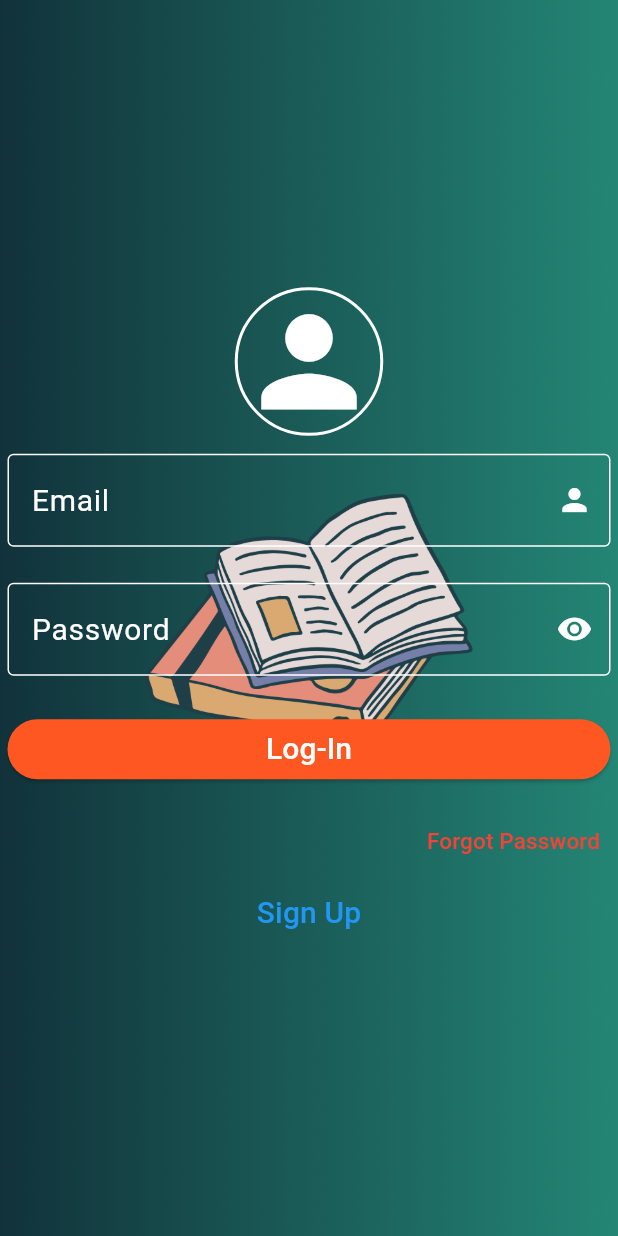
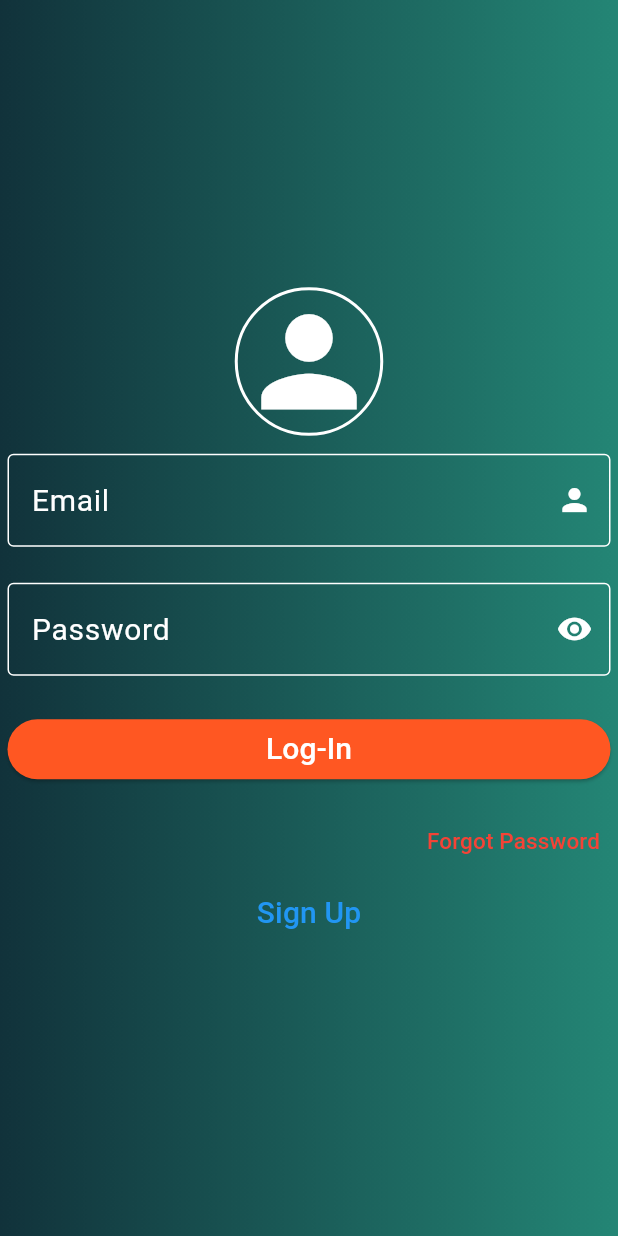
Before and after one commit to Chiragp210/onlineBookStore, a Flutter app: the screen it shows after launch, on a phone screen of 412 x 824 dp. Run offline on Flutter 3.47's test engine with Material 3 defaults, Android fonts, the light colour scheme and no system bars; our stand-ins replace badges, cloud_firestore, curved_navigation_bar, firebase_auth, firebase_core, firebase_storage and 4 more; missing offline and left inert: casa_vertical_stepper, data_filters, upi_india, vertical_page_stepper; accounts and stored records are empty.

Commit message:
Add files via upload

```diff
--- a/lib/ForgotPassword.dart
+++ b/lib/ForgotPassword.dart
@@ -24,7 +24,7 @@ class _ForgotPasswordPageState extends State<ForgotPasswordPage> {
               height: double.infinity,
               decoration: const BoxDecoration(
                   image: DecorationImage(
-                        image: AssetImage("assets/Images/img.png"),
+                      image: AssetImage("assets/Images/img2.png"),
                       fit: BoxFit.cover)),
               child: Column(
                   mainAxisAlignment: MainAxisAlignment.center,
@@ -72,7 +72,7 @@ class _ForgotPasswordPageState extends State<ForgotPasswordPage> {
                         );
                       } on FirebaseAuthException catch (error) {
                         Fluttertoast.showToast(
-                              msg: error.code,
+                            msg: "Enter the Email for reset Password",
                             toastLength: Toast.LENGTH_SHORT,
                             gravity: ToastGravity.CENTER,
                             timeInSecForIosWeb: 1,
--- a/lib/Login.dart
+++ b/lib/Login.dart
@@ -5,45 +5,74 @@ import 'package:onlinebookstore/AdminPages/AdminHome.dart';
 import 'package:onlinebookstore/ForgotPassword.dart';
 import 'package:onlinebookstore/Registration.dart';
 import 'package:onlinebookstore/UserPages/UserHome.dart';
+import 'package:shared_preferences/shared_preferences.dart';
 
-class LoginPage extends StatefulWidget{
+class LoginPage extends StatefulWidget {
   @override
   State<StatefulWidget> createState() => _LoginPageState();
-
 }
 
-class _LoginPageState extends State<LoginPage>{
+class _LoginPageState extends State<LoginPage> {
   bool _isObscure = true;
   String _password = '';
   final _formKey = GlobalKey<FormState>();
   TextEditingController tec1 = TextEditingController();
   TextEditingController tec2 = TextEditingController();
+  bool _isLoading = false;
+
   @override
   Widget build(BuildContext context) {
-    var user = FirebaseAuth.instance.currentUser;
-    TextFormField tf1 = TextFormField(controller:tec1,
+    return Scaffold(
+      body: FutureBuilder<User?>(
+        future: FirebaseAuth.instance.authStateChanges().first,
+        builder: (BuildContext context, AsyncSnapshot<User?> snapshot) {
+          if (snapshot.connectionState == ConnectionState.waiting) {
+            return Center(child: CircularProgressIndicator());
+          } else {
+            if (snapshot.hasData && snapshot.data != null) {
+              // User or admin is already logged in
+              User? user = snapshot.data;
+              // Check if admin is logged in
+              bool isAdmin = user?.email == "admin123@gmail.com";
+              // Navigate to respective home page
+              return isAdmin ? AdminHomePage() : UserHomePage();
+            } else {
+              // User or admin is not logged in, show login page
+              return _buildLoginPage();
+            }
+          }
+        },
+      ),
+    );
+  }
+
+  Widget _buildLoginPage() {
+    TextFormField tf1 = TextFormField(
+      controller: tec1,
       autofocus: false,
       cursorColor: Colors.white,
-      style: const TextStyle(fontSize: 20.0,color: Colors.white),
+      style: const TextStyle(fontSize: 20.0, color: Colors.white),
       decoration: const InputDecoration(
-        suffixIcon: Icon(Icons.person,color: Colors.white),
+        suffixIcon: Icon(Icons.person, color: Colors.white),
         labelText: "Email",
-        labelStyle: TextStyle(fontSize: 20.0,color: Colors.white),
+        labelStyle: TextStyle(fontSize: 20.0, color: Colors.white),
         enabledBorder: OutlineInputBorder(borderSide: BorderSide(color: Colors.white)),
       ),
     );
-    TextFormField tf2 = TextFormField(controller:tec2,
+    TextFormField tf2 = TextFormField(
+      controller: tec2,
       autofocus: false,
       onChanged: (value) {
         _password = value;
       },
       obscureText: _isObscure,
       cursorColor: Colors.white,
-      style: const TextStyle(fontSize: 20.0,color: Colors.white),
+      style: const TextStyle(fontSize: 20.0, color: Colors.white),
       decoration: InputDecoration(
         suffixIcon: IconButton(
           icon: Icon(
-              _isObscure ? Icons.visibility : Icons.visibility_off,color: Colors.white
+            _isObscure ? Icons.visibility : Icons.visibility_off,
+            color: Colors.white,
           ),
           onPressed: () {
             setState(() {
@@ -55,18 +84,18 @@ class _LoginPageState extends State<LoginPage>{
           },
         ),
         labelText: "Password",
-        labelStyle: TextStyle(fontSize: 20.0,color: Colors.white),
-
+        labelStyle: TextStyle(fontSize: 20.0, color: Colors.white),
         enabledBorder: OutlineInputBorder(borderSide: BorderSide(color: Colors.white)),
-
       ),
     );
     return Scaffold(
-      body: Container(
+      body: _isLoading
+          ? Center(child: CircularProgressIndicator())
+          : Container(
         width: double.infinity,
         height: double.infinity,
         decoration: const BoxDecoration(
-          image: DecorationImage(image: AssetImage("assets/Images/img.png"),fit: BoxFit.cover)
+          image: DecorationImage(image: AssetImage("assets/Images/img2.png"), fit: BoxFit.cover),
         ),
         child: Form(
           key: _formKey,
@@ -75,41 +104,40 @@ class _LoginPageState extends State<LoginPage>{
             children: <Widget>[
               Container(
                 decoration: BoxDecoration(
-                    border: Border.all(color: Colors.white,width: 2),shape:BoxShape.circle),
-                child: const Icon(Icons.person,color: Colors.white,size: 95),
+                  border: Border.all(color: Colors.white, width: 2),
+                  shape: BoxShape.circle,
+                ),
+                child: const Icon(Icons.person, color: Colors.white, size: 95),
               ),
               Container(
                 margin: const EdgeInsets.symmetric(vertical: 7.0),
                 padding: const EdgeInsets.all(5),
-                  child: tf1
+                child: tf1,
               ),
               Container(
                 margin: const EdgeInsets.symmetric(vertical: 7.0),
                 padding: const EdgeInsets.all(5),
-                  child: tf2
+                child: tf2,
               ),
+
               Container(
                 margin: const EdgeInsets.symmetric(vertical: 8.0),
                 padding: const EdgeInsets.all(5),
-                  child: ElevatedButton(onPressed: () async {
-                    if(tec1.text == "admin123@gmail.com" && tec2.text == "Admin@123")
-                      {
-                        Navigator.push(context, MaterialPageRoute(builder: (context)=> AdminHomePage()));
-                      }
-                    else if(tec1.text == "manager123@gmail.com" && tec2.text == "Manager@123")
-                    {
-                      Navigator.push(context, MaterialPageRoute(builder: (context)=> AdminHomePage()));
-                    }
-                    else {
+                child: ElevatedButton(
+                  onPressed: () async {
+                    setState(() {
+                      _isLoading = true;
+                    });
+
+                    if (tec1.text == "admin123@gmail.com" && tec2.text == "Admin@123") {
+                      Navigator.pushReplacement(context, MaterialPageRoute(builder: (context) => AdminHomePage()));
+                    } else {
                       try {
-                        await FirebaseAuth.instance.signInWithEmailAndPassword(
-                            email: tec1.text, password: tec2.text);
-                        Navigator.push(context, MaterialPageRoute(builder: (
-                            context) => UserHomePage()));
+                        await FirebaseAuth.instance.signInWithEmailAndPassword(email: tec1.text, password: tec2.text);
+                        Navigator.pushReplacement(context, MaterialPageRoute(builder: (context) => UserHomePage()));
                         tec1.clear();
                         tec2.clear();
-                      }
-                      on FirebaseAuthException catch (error) {
+                      } on FirebaseAuthException catch (error) {
                         Fluttertoast.showToast(
                           msg: error.code,
                           toastLength: Toast.LENGTH_SHORT,
@@ -117,33 +145,37 @@ class _LoginPageState extends State<LoginPage>{
                           timeInSecForIosWeb: 1,
                           backgroundColor: Colors.red,
                           textColor: Colors.white,
-                            fontSize: 16.0
+                          fontSize: 16.0,
                         );
                       }
                     }
+
+                    setState(() {
+                      _isLoading = false;
+                    });
                   },
                   style: ElevatedButton.styleFrom(
                     primary: Colors.deepOrange,
-                      shape: RoundedRectangleBorder(borderRadius: BorderRadius.circular(100),
-
-                    )),
-                    child: const Center(child: Text('Log-In',style: TextStyle(fontSize: 20,color: Colors.white)),
+                    shape: RoundedRectangleBorder(borderRadius: BorderRadius.circular(100)),
                   ),
-                  )
+                  child: const Center(child: Text('Log-In', style: TextStyle(fontSize: 20, color: Colors.white))),
+                ),
               ),
               Align(
                 alignment: Alignment.bottomRight,
-                child: TextButton(onPressed: (){
-                  Navigator.push(context, MaterialPageRoute(builder: (context)=> ForgotPasswordPage()));
+                child: TextButton(
+                  onPressed: () {
+                    Navigator.push(context, MaterialPageRoute(builder: (context) => ForgotPasswordPage()));
                   },
-                  child: const Text('Forgot Password',style: TextStyle(color: Colors.red,fontSize: 15),),
+                  child: const Text('Forgot Password', style: TextStyle(color: Colors.red, fontSize: 15)),
                 ),
               ),
-              TextButton(onPressed: (){
-                Navigator.push(context, MaterialPageRoute(builder: (context)=> RegitrationPage()));
+              TextButton(
+                onPressed: () {
+                  Navigator.push(context, MaterialPageRoute(builder: (context) => RegitrationPage()));
                 },
-                child: const Text('Sign Up',style: TextStyle(color: Colors.blue,fontSize: 20),),
-              )
+                child: const Text('Sign Up', style: TextStyle(color: Colors.blue, fontSize: 20)),
+              ),
             ],
           ),
         ),
--- a/lib/Registration.dart
+++ b/lib/Registration.dart
@@ -77,7 +77,7 @@ class _RegitrationPageState extends State<RegitrationPage> {
             height: double.infinity,
             decoration: const BoxDecoration(
                 image: DecorationImage(
-                    image: AssetImage("assets/Images/img.png"),
+                    image: AssetImage("assets/Images/img2.png"),
                     fit: BoxFit.cover)),
             child: Form(
                 key: _formKey,
--- a/lib/main.dart
+++ b/lib/main.dart
@@ -6,8 +6,12 @@ void main()async {
 
   WidgetsFlutterBinding.ensureInitialized();
   await Firebase.initializeApp(
-    options: FirebaseOptions(apiKey: "AIzaSyD1JEWAz-0FY16GV87br2__T05l9jOv3q4", appId: "1:194230267892:android:6d1328a8ac7e6ec9d013a1",
-        messagingSenderId: "194230267892", projectId: "booksstore-60665",storageBucket: "gs://booksstore-60665.appspot.com",databaseURL: "https://booksstore-60665-default-rtdb.firebaseio.com",)
+      options: FirebaseOptions(apiKey: "AIzaSyD1JEWAz-0FY16GV87br2__T05l9jOv3q4",
+        appId: "1:194230267892:android:6d1328a8ac7e6ec9d013a1",
+        messagingSenderId: "194230267892",
+        projectId: "booksstore-60665",
+        storageBucket: "gs://booksstore-60665.appspot.com",
+        databaseURL: "https://booksstore-60665-default-rtdb.firebaseio.com",)
   );
   runApp(const MyApp());
 }
@@ -18,7 +22,7 @@ class MyApp extends StatelessWidget {
   @override
   Widget build(BuildContext context) {
     return MaterialApp(
-      title: 'Flutter Demo',
+      title: 'Readify Hub',
       theme: ThemeData(
         // This is the theme of your application.
         //
```
Lines whose indentation alone changed are shown as unchanged.
